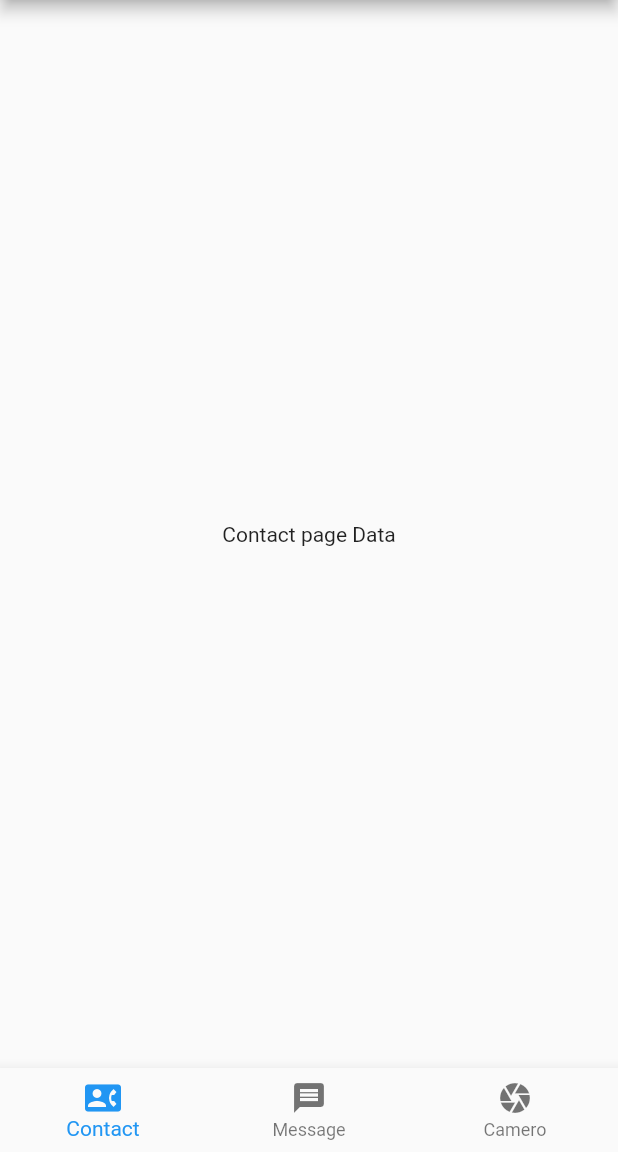
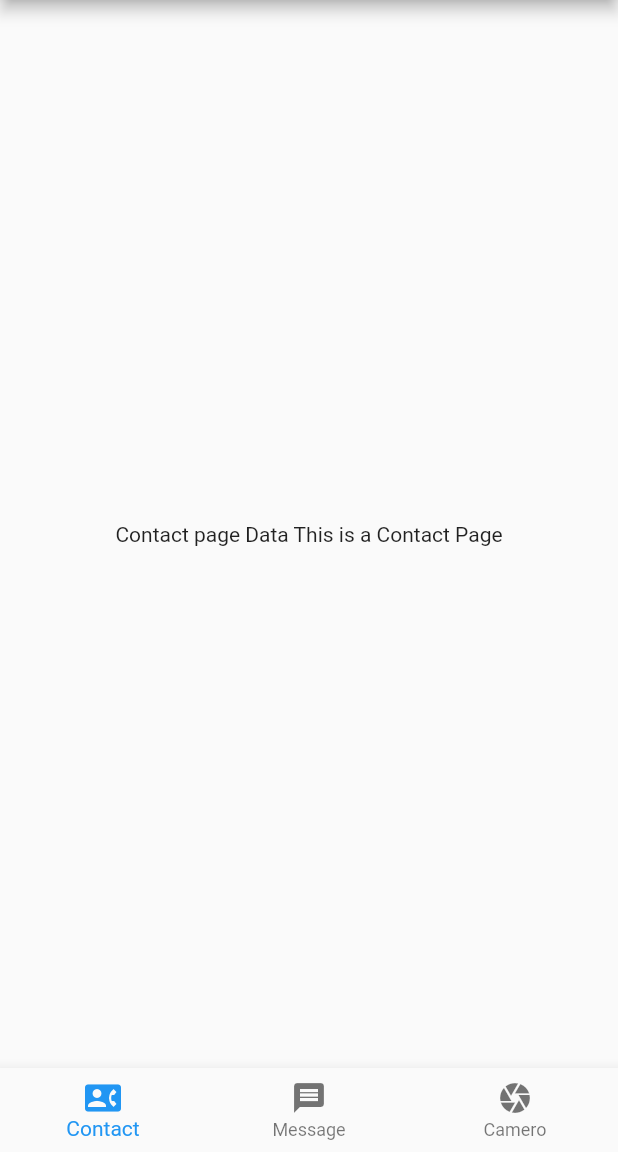
Before and after one commit to Akiichauhan/example_statefull_navigation_four, a Flutter app: the screen it shows after launch, on a phone screen of 412 x 824 dp, the part 84-1236 px from its top. Run offline on Flutter 3.47's test engine with Material 2 defaults, Android fonts, the phone set to English and light mode, and no system bars.

Commit message:
Changing Text

```diff
--- a/lib/sample_pages.dart
+++ b/lib/sample_pages.dart
@@ -5,7 +5,7 @@ class Contact extends StatelessWidget {
   Widget build(BuildContext context) {
     return Scaffold(
       body: Center(
-        child: Text("Contact page Data"),
+        child: Text("Contact page Data This is a Contact Page"),
       ),
     );
   }
@@ -16,7 +16,7 @@ class Message extends StatelessWidget {
   Widget build(BuildContext context) {
     return Scaffold(
       body: Center(
-        child: Text("Message page Data"),
+        child: Text("Message page Data This is a Message Page"),
       ),
     );
   }
@@ -27,7 +27,7 @@ class Camero extends StatelessWidget {
   Widget build(BuildContext context) {
     return Scaffold(
       body: Center(
-        child: Text("Camero page Data"),
+        child: Text("Camero page Data This is a Camero Page"),
       ),
     );
   }
```
